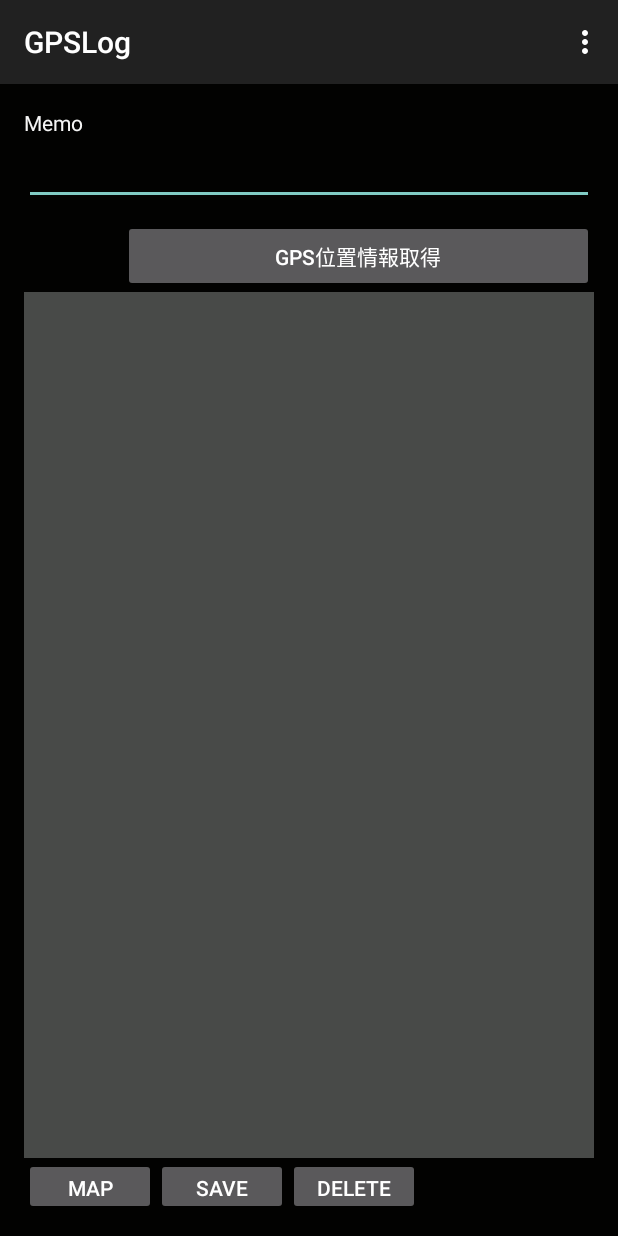
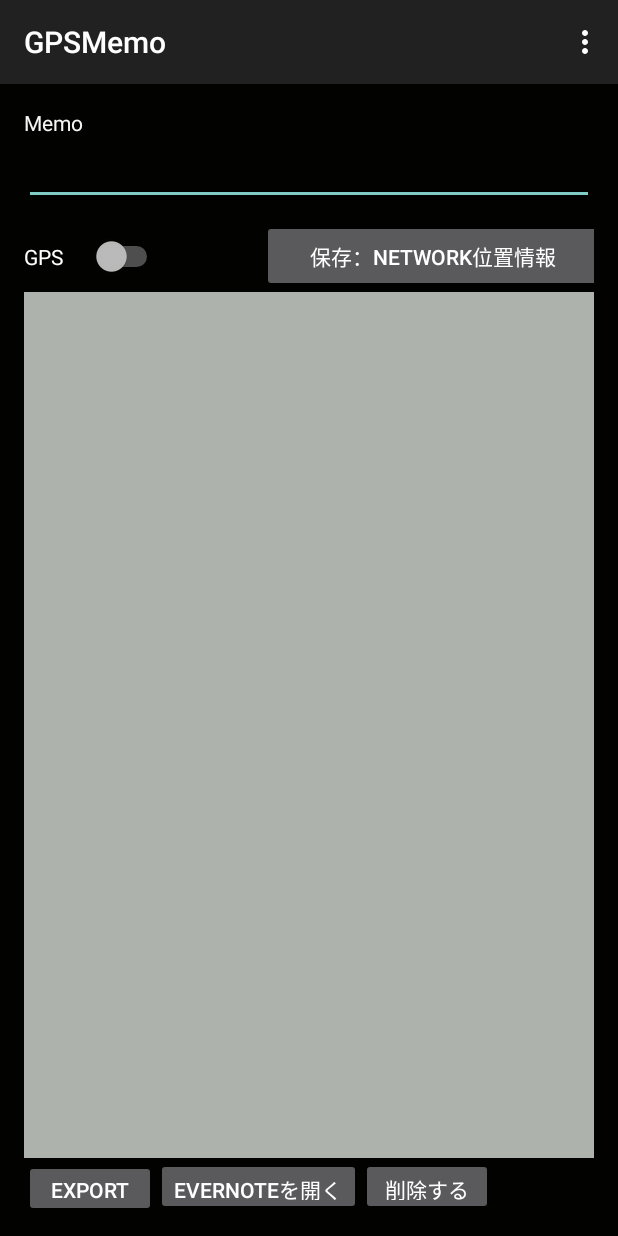
Before and after one commit to brokendish/GPSLog, an Android app: the screen it shows after launch (MainActivity), on a phone screen of 412 x 824 dp. Run offline under Robolectric (Android 15) with nearby library versions, the phone set to English and light mode, and no system bars.

Commit message:
AndroidバージョンのX修正

```diff
--- a/app/src/main/res/layout-v21/activity_main.xml
+++ b/app/src/main/res/layout-v21/activity_main.xml
@@ -47,13 +47,21 @@
                 android:weightSum="1"
                 android:layout_alignTop="@+id/textView">
 
+                <Switch
+                    android:layout_width="wrap_content"
+                    android:layout_height="wrap_content"
+                    android:text="GPS"
+                    android:id="@+id/switch1"
+                    android:checked="false"
+                    android:layout_weight="0.37" />
+
                 <Button
-                    android:layout_width="match_parent"
+                    android:layout_width="wrap_content"
                     android:layout_height="wrap_content"
-                    android:text="GPS位置情報取得"
+                    android:text="保存：GPS位置情報"
                     android:id="@+id/button"
                     android:layout_marginStart="66dp"
-                    android:layout_weight="1" />
+                    android:layout_weight="0.78" />
 
             </TableRow>
 
@@ -74,12 +82,14 @@
                     android:id="@+id/listView"
                     android:layout_column="0"
                     android:textFilterEnabled="false"
-                    android:background="#ff484a48"
+                    android:background="#ffadb2ad"
                     android:smoothScrollbar="true"
                     android:footerDividersEnabled="false"
                     android:headerDividersEnabled="false"
                     android:touchscreenBlocksFocus="false"
                     android:theme="@android:style/Theme.Material.Voice"
+                    android:divider="#ffff850a"
+                    android:dividerHeight="1sp"
                     android:choiceMode="none" />
             </TableRow>
 
@@ -95,19 +105,19 @@
                     <Button
                         android:layout_width="wrap_content"
                         android:layout_height="38dp"
-                        android:text="Map"
+                        android:text="Export"
                         android:id="@+id/button2" />
 
                     <Button
                         android:layout_width="wrap_content"
                         android:layout_height="38dp"
-                        android:text="SAVE"
+                        android:text="Evernoteを開く"
                         android:id="@+id/button3" />
 
                     <Button
                         android:layout_width="wrap_content"
                         android:layout_height="38dp"
-                        android:text="Delete"
+                        android:text="削除する"
                         android:id="@+id/button4" />
 
                 </TableRow>
--- a/app/src/main/res/layout/activity_main.xml
+++ b/app/src/main/res/layout/activity_main.xml
@@ -53,12 +53,6 @@
                     android:layout_height="66dp"
                     android:weightSum="1">
 
-                    <ToggleButton
-                        android:layout_width="wrap_content"
-                        android:layout_height="match_parent"
-                        android:id="@+id/toggleButton"
-                        android:layout_weight="1.57" />
-
                     <Button
                         android:layout_width="257dp"
                         android:layout_height="fill_parent"
@@ -82,7 +76,7 @@
                     android:id="@+id/listView"
                     android:layout_column="0"
                     android:textFilterEnabled="false"
-                    android:background="#ff484a48"
+                    android:background="#fff2faf2"
                     android:smoothScrollbar="true"
                     android:footerDividersEnabled="false"
                     android:headerDividersEnabled="false"
--- a/app/src/main/res/menu/menu_main.xml
+++ b/app/src/main/res/menu/menu_main.xml
@@ -1,6 +1,8 @@
 <menu xmlns:android="http://schemas.android.com/apk/res/android"
     xmlns:app="http://schemas.android.com/apk/res-auto"
     xmlns:tools="http://schemas.android.com/tools" tools:context=".MainActivity">
-    <item android:id="@+id/action_settings" android:title="@string/action_settings"
-        android:orderInCategory="100" app:showAsAction="never" />
+    <item android:id="@+id/menu_share" android:title="@string/action_settings"
+        android:orderInCategory="100" app:showAsAction="never"
+        android:icon="@android:drawable/ic_menu_share"/>
+
 </menu>
--- a/app/src/main/res/values/strings.xml
+++ b/app/src/main/res/values/strings.xml
@@ -1,5 +1,5 @@
 <resources>
-    <string name="app_name">GPSLog</string>
+    <string name="app_name">GPSMemo</string>
 
     <string name="brokendish.org">Hello world!</string>
     <string name="action_settings">Settings</string>
```
Also changed, not shown: app/src/main/java/org/brokendish/timelog/MainActivity.java (+61 -39 lines).
